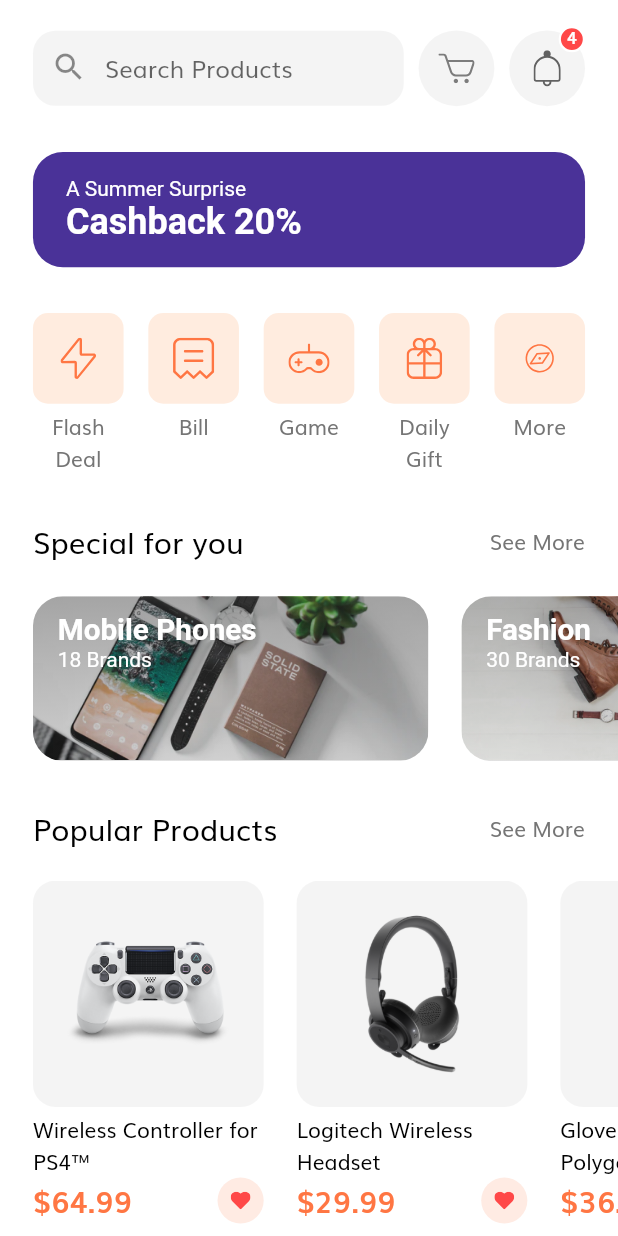
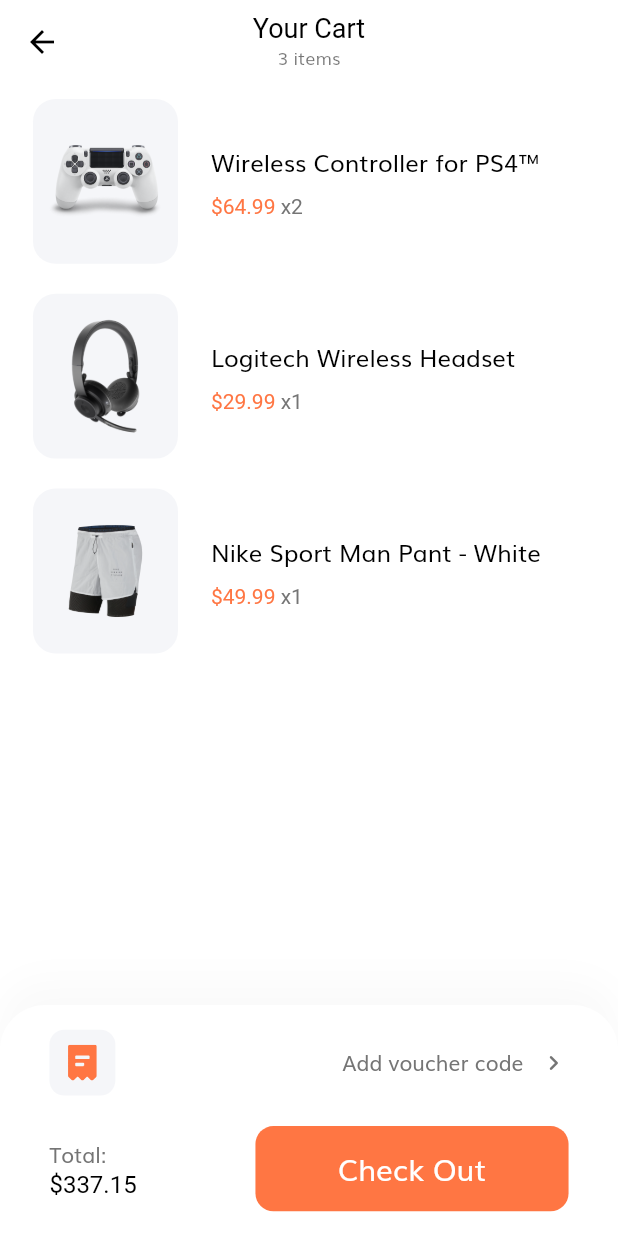
Before and after one commit to syedhaffiz/shopping_app, a Flutter app: the HomeScreen screen opened by its route, after a tap on an icon or button, on a phone screen of 412 x 824 dp. Run offline on Flutter 3.47's test engine with Material 2 defaults, Android fonts, the phone set to English and light mode, and no system bars; our stand-ins replace flutter_svg.

Commit message:
Cart screen implemented

```diff
--- /dev/null
+++ b/lib/models/Cart.dart
@@ -0,0 +1,20 @@
+import 'package:flutter/material.dart';
+
+import 'Product.dart';
+
+class Cart {
+  final Product product;
+  final int numOfItems;
+
+  Cart({
+    @required this.product,
+    @required this.numOfItems,
+  });
+}
+
+// Demo data for our cart
+List<Cart> demoCart = [
+  Cart(product: demoProducts[0], numOfItems: 2),
+  Cart(product: demoProducts[1], numOfItems: 1),
+  Cart(product: demoProducts[3], numOfItems: 1),
+];
--- a/lib/models/Product.dart
+++ b/lib/models/Product.dart
@@ -1,6 +1,7 @@
 import 'package:flutter/material.dart';
 
 class Product {
+  final int id;
   final String title, description;
   final List<String> images;
   final List<Color> colors;
@@ -8,6 +9,7 @@ class Product {
   final bool isFavourite, isPopular;
 
   Product({
+    @required this.id,
     @required this.title,
     @required this.description,
     @required this.images,
@@ -23,6 +25,7 @@ class Product {
 
 List<Product> demoProducts = [
   Product(
+    id: 1,
     title: "Wireless Controller for PS4™",
     description:
         "Elevate your competitive play with two additional, programmable buttons for your DUALSHOCK 4 wireless controller.",
@@ -44,6 +47,7 @@ List<Product> demoProducts = [
     isPopular: true,
   ),
   Product(
+    id: 2,
     title: "Logitech Wireless Headset",
     description:
         "Cut loose from your PC and roam freely as you talk. Lightweight and long-range wireless headset lets you listen and chat up to 33 ft. (10 m). Laser-tuned speaker drivers and noise-cancelling microphone delivers clear calls and stereo sound",
@@ -62,6 +66,7 @@ List<Product> demoProducts = [
     isPopular: true,
   ),
   Product(
+    id: 3,
     title: "Gloves XC Omega - Polygon",
     description:
         "The fun and trendy design makes these XC Omega gloves look elegant. Not only that, the stitching of the product is very neat. With lycra mesh, lycra, airmesh, clarino, and padding foam materials, this product is very comfortable to wear.",
@@ -80,6 +85,7 @@ List<Product> demoProducts = [
     isPopular: true,
   ),
   Product(
+    id: 4,
     title: "Nike Sport Man Pant - White",
     description:
         "The Nike Dri-FIT Trousers are crafted from a soft, jersey fabric that is heathered with a brushed back for added loft and comfort. The tapered legs, elastic waistband and roomy gusset let you move freely and without distraction while you shift positions and poses",
--- a/lib/routes.dart
+++ b/lib/routes.dart
@@ -1,4 +1,5 @@
 import 'package:flutter/widgets.dart';
+import 'package:shopping_app/screens/cart/cart_screen.dart';
 import 'package:shopping_app/screens/complete_profile/complete_profile_screen.dart';
 import 'package:shopping_app/screens/forgot_password/forgot_password_screen.dart';
 import 'package:shopping_app/screens/home/home_screen.dart';
@@ -21,4 +22,5 @@ final Map<String, WidgetBuilder> routes = {
   OTPScreen.routeName: (context) => OTPScreen(),
   HomeScreen.routeName: (context) => HomeScreen(),
   ProductDetailsScreen.routeName: (context) => ProductDetailsScreen(),
+  CartScreen.routeName: (context) => CartScreen(),
 };
--- /dev/null
+++ b/lib/screens/cart/cart_screen.dart
@@ -0,0 +1,124 @@
+import 'package:flutter/material.dart';
+import 'package:flutter_svg/flutter_svg.dart';
+
+import '../../constants.dart';
+import '../../size_config.dart';
+import '../../models/Cart.dart';
+import '../../components/default_button.dart';
+import './components/body.dart';
+
+class CartScreen extends StatelessWidget {
+  static String routeName = "/cart";
+
+  @override
+  Widget build(BuildContext context) {
+    return Scaffold(
+      appBar: buildAppBar(context),
+      body: Body(),
+      bottomNavigationBar: CheckOutCart(),
+    );
+  }
+
+  AppBar buildAppBar(BuildContext context) {
+    return AppBar(
+      centerTitle: true,
+      title: Column(
+        children: [
+          Text(
+            "Your Cart",
+            style: TextStyle(
+              color: Colors.black,
+            ),
+          ),
+          Text(
+            "${demoCart.length} items",
+            style: Theme.of(context).textTheme.caption,
+          ),
+        ],
+      ),
+    );
+  }
+}
+
+class CheckOutCart extends StatelessWidget {
+  const CheckOutCart({
+    Key key,
+  }) : super(key: key);
+
+  @override
+  Widget build(BuildContext context) {
+    return Container(
+      padding: EdgeInsets.symmetric(
+        vertical: getProportionateScreenWidth(15),
+        horizontal: getProportionateScreenWidth(30),
+      ),
+      decoration: BoxDecoration(
+        color: Colors.white,
+        borderRadius: BorderRadius.only(
+          topLeft: Radius.circular(30),
+          topRight: Radius.circular(30),
+        ),
+        boxShadow: [
+          BoxShadow(
+            offset: Offset(0, -15),
+            blurRadius: 20,
+            color: Color(0xFFDADADA).withOpacity(0.15),
+          ),
+        ],
+      ),
+      child: SafeArea(
+        child: Column(
+          mainAxisSize: MainAxisSize.min,
+          children: [
+            Row(
+              children: [
+                Container(
+                  padding: EdgeInsets.all(10),
+                  height: getProportionateScreenWidth(40),
+                  width: getProportionateScreenWidth(40),
+                  decoration: BoxDecoration(
+                    color: Color(0xFFF5F6F9),
+                    borderRadius: BorderRadius.circular(10),
+                  ),
+                  child: SvgPicture.asset("assets/icons/receipt.svg"),
+                ),
+                Spacer(),
+                Text("Add voucher code"),
+                const SizedBox(width: 10),
+                Icon(
+                  Icons.chevron_right_rounded,
+                  size: 20,
+                  color: kTextColor,
+                ),
+              ],
+            ),
+            SizedBox(height: getProportionateScreenHeight(20)),
+            Row(
+              mainAxisAlignment: MainAxisAlignment.spaceBetween,
+              children: [
+                Text.rich(
+                  TextSpan(
+                    text: "Total:\n",
+                    children: [
+                      TextSpan(
+                        text: "\$337.15",
+                        style: TextStyle(fontSize: 16, color: Colors.black),
+                      ),
+                    ],
+                  ),
+                ),
+                SizedBox(
+                  width: getProportionateScreenWidth(190),
+                  child: DefaultButton(
+                    text: "Check Out",
+                    press: () {},
+                  ),
+                ),
+              ],
+            ),
+          ],
+        ),
+      ),
+    );
+  }
+}
--- /dev/null
+++ b/lib/screens/cart/components/body.dart
@@ -0,0 +1,51 @@
+import 'package:flutter/material.dart';
+import 'package:flutter_svg/flutter_svg.dart';
+
+import '../../../constants.dart';
+import '../../../size_config.dart';
+import '../../../models/Cart.dart';
+import './cart_item_card.dart';
+
+class Body extends StatefulWidget {
+  @override
+  _BodyState createState() => _BodyState();
+}
+
+class _BodyState extends State<Body> {
+  @override
+  Widget build(BuildContext context) {
+    return Padding(
+      padding:
+          EdgeInsets.symmetric(horizontal: getProportionateScreenWidth(20)),
+      child: ListView.builder(
+        itemCount: demoCart.length,
+        itemBuilder: (context, index) => Padding(
+          padding: EdgeInsets.symmetric(vertical: 10),
+          child: Dismissible(
+            key: Key(demoCart[index].product.id.toString()),
+            direction: DismissDirection.endToStart,
+            child: CartItemCard(cart: demoCart[index]),
+            background: Container(
+              padding: EdgeInsets.symmetric(horizontal: 20),
+              decoration: BoxDecoration(
+                color: kPrimaryColor.withOpacity(0.2),
+                borderRadius: BorderRadius.circular(15),
+              ),
+              child: Row(
+                children: [
+                  Spacer(),
+                  SvgPicture.asset("assets/icons/Trash.svg"),
+                ],
+              ),
+            ),
+            onDismissed: (direction) {
+              setState(() {
+                demoCart.removeAt(index);
+              });
+            },
+          ),
+        ),
+      ),
+    );
+  }
+}
--- /dev/null
+++ b/lib/screens/cart/components/cart_item_card.dart
@@ -0,0 +1,62 @@
+import 'package:flutter/material.dart';
+
+import '../../../constants.dart';
+import '../../../size_config.dart';
+import '../../../models/Cart.dart';
+
+class CartItemCard extends StatelessWidget {
+  const CartItemCard({
+    Key key,
+    @required this.cart,
+  }) : super(key: key);
+
+  final Cart cart;
+
+  @override
+  Widget build(BuildContext context) {
+    return Row(
+      children: [
+        SizedBox(
+          width: getProportionateScreenWidth(88),
+          child: AspectRatio(
+            aspectRatio: 0.88,
+            child: Container(
+              padding: EdgeInsets.all(10),
+              decoration: BoxDecoration(
+                color: Color(0xFFF5F6F9),
+                borderRadius: BorderRadius.circular(15),
+              ),
+              child: Image.asset(cart.product.images[0]),
+            ),
+          ),
+        ),
+        SizedBox(
+          width: getProportionateScreenWidth(20),
+        ),
+        Column(
+          crossAxisAlignment: CrossAxisAlignment.start,
+          children: [
+            Text(
+              cart.product.title,
+              style: TextStyle(fontSize: 16, color: Colors.black),
+              maxLines: 2,
+            ),
+            const SizedBox(height: 10),
+            Text.rich(
+              TextSpan(
+                text: "\$${cart.product.price}",
+                style: TextStyle(color: kPrimaryColor),
+                children: [
+                  TextSpan(
+                    text: " x${cart.numOfItems}",
+                    style: TextStyle(color: kTextColor),
+                  ),
+                ],
+              ),
+            ),
+          ],
+        ),
+      ],
+    );
+  }
+}
--- a/lib/screens/home/components/home_header.dart
+++ b/lib/screens/home/components/home_header.dart
@@ -3,6 +3,7 @@ import 'package:flutter/material.dart';
 import '../../../components/search_field.dart';
 import '../../../components/icon_btn_with_badge.dart';
 import '../../../size_config.dart';
+import '../../cart/cart_screen.dart';
 
 class HomeHeader extends StatelessWidget {
   const HomeHeader({
@@ -21,7 +22,7 @@ class HomeHeader extends StatelessWidget {
           SearchField(),
           IconButtonWithBadge(
             svgSrc: "assets/icons/Cart Icon.svg",
-            press: () {},
+            press: () => Navigator.pushNamed(context, CartScreen.routeName),
           ),
           IconButtonWithBadge(
             svgSrc: "assets/icons/Bell.svg",
```
